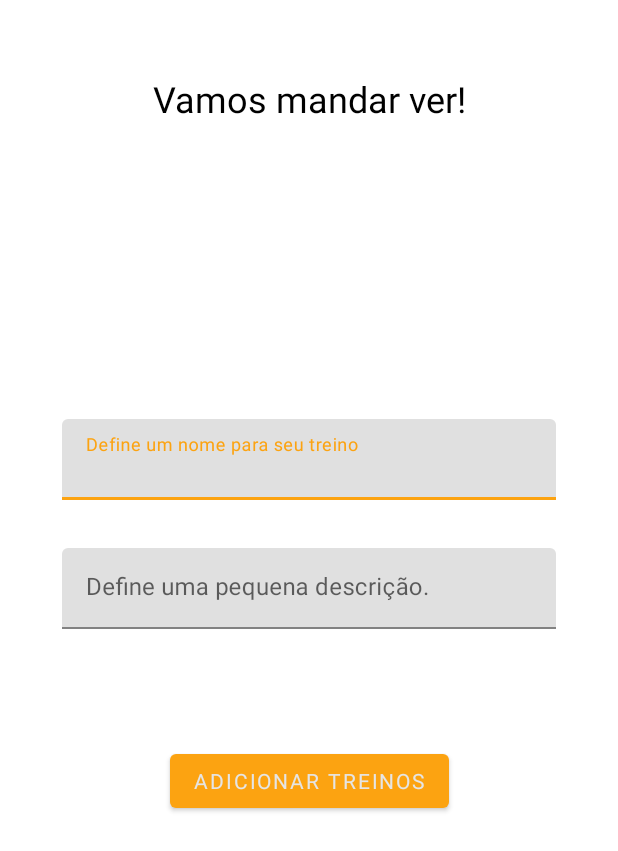
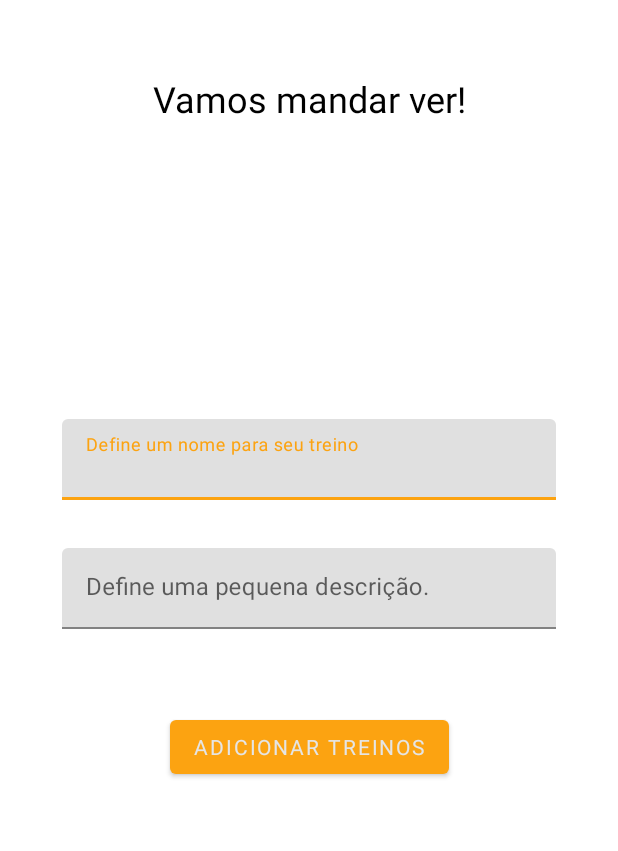
Before and after one commit to ValterGabriell/DesafioLealApps, an Android app: the screen it shows after launch once a user with an empty profile is signed in (CreateAndEditTrainingActivity), after a tap on an icon or button, on a phone screen of 412 x 824 dp. Shown: the top 851 px of the screen. Run offline under Robolectric (Android 15) with nearby library versions, the phone set to English and light mode, and no system bars; our stand-ins replace Firebase (no records; nobody signed in at launch, a user with empty details on screens opened directly), Picasso; libraries missing offline, so code that uses them is left out: com.example.awesomedialog; Roboto replaces fonts that are not available here.

Commit message:
reajustando algumas features

```diff
--- a/app/src/main/java/com/valtergabriel/desafiolealapps/ui/AddNewExerciseActivity.kt
+++ b/app/src/main/java/com/valtergabriel/desafiolealapps/ui/AddNewExerciseActivity.kt
@@ -107,12 +107,12 @@ class AddNewExerciseActivity : AppCompatActivity() {
         binding.recyclerAbdomen.layoutManager =
             LinearLayoutManager(this, LinearLayoutManager.HORIZONTAL, false)
 
-        adapterAbdomen.setOnClick = { name, title, duration, type, description ->
+        adapterAbdomen.setOnClick = { name, title, duration, type, exeDescription ->
             Intent(this@AddNewExerciseActivity, VizualizeExercise::class.java).also {
                 it.putExtra(EXERCISE_NAME, title)
                 it.putExtra(EXERCISE_NAME_ID, name)
                 it.putExtra(EXERCISE_DURATION, duration)
-                it.putExtra(EXERCISE_DESCRIPTION, description)
+                it.putExtra(EXERCISE_DESCRIPTION, exeDescription)
                 it.putExtra(STATIC_TITLE, staticTitle)
                 it.putExtra(EXERCISE_TYPE, type)
                 it.putExtra(TRAINING_NAME, trainingName)
--- a/app/src/main/java/com/valtergabriel/desafiolealapps/ui/VizualizeTraining.kt
+++ b/app/src/main/java/com/valtergabriel/desafiolealapps/ui/VizualizeTraining.kt
@@ -72,8 +72,8 @@ class VizualizeTraining : AppCompatActivity() {
                 .body("Salve suas fotos de antes e depois do treino")
                 .onPositive("Vamos lá!") {
                     Intent(this, FinishTrainingActivity::class.java).also {
-                        it.putExtra("is_just_see", false)
-                        it.putExtra("training_name", staticTitle)
+                        it.putExtra(JUST_WANNA_SEE, false)
+                        it.putExtra(STATIC_TITLE, staticTitle)
                         startActivity(it)
                     }
                 }
--- a/app/src/main/java/com/valtergabriel/desafiolealapps/viewmodel/UserViewModel.kt
+++ b/app/src/main/java/com/valtergabriel/desafiolealapps/viewmodel/UserViewModel.kt
@@ -1,6 +1,8 @@
 package com.valtergabriel.desafiolealapps.viewmodel
 
 import android.content.Context
+import android.widget.Button
+import android.widget.ProgressBar
 import androidx.lifecycle.ViewModel
 import androidx.lifecycle.viewModelScope
 import com.valtergabriel.desafiolealapps.dto.User
@@ -15,9 +17,9 @@ class UserViewModel(private val userRepository: UserRepository) : ViewModel() {
        }
     }
 
-    fun signInUser(email:String, password:String, context:Context) {
+    fun signInUser(email:String, password:String, context:Context, btn:Button, progress:ProgressBar) {
         viewModelScope.launch {
-            userRepository.signInUser(email, password, context)
+            userRepository.signInUser(email, password, context, btn, progress)
         }
     }
 
--- a/app/src/main/res/layout/activity_create_exercise.xml
+++ b/app/src/main/res/layout/activity_create_exercise.xml
@@ -113,6 +113,7 @@
             style="?android:attr/progressBarStyle"
             android:layout_width="wrap_content"
             android:layout_height="wrap_content"
+            android:layout_marginTop="32dp"
             android:visibility="gone"
             app:layout_constraintBottom_toBottomOf="@+id/btnAddExercise"
             app:layout_constraintEnd_toEndOf="parent"
--- a/app/src/main/res/layout/activity_create_training.xml
+++ b/app/src/main/res/layout/activity_create_training.xml
@@ -12,6 +12,7 @@
         android:layout_height="wrap_content"
         android:layout_marginTop="16dp"
         android:drawableRight="@android:drawable/ic_menu_add"
+        android:drawablePadding="8dp"
         android:text="Adicionar exercicíos"
         android:textColor="@color/blue"
         android:textSize="24sp"
@@ -137,12 +138,14 @@
         android:id="@+id/btnFirstAddTraining"
         android:layout_width="wrap_content"
         android:layout_height="wrap_content"
-        android:layout_marginBottom="32dp"
+        android:layout_marginTop="24dp"
+        android:layout_marginBottom="24dp"
         android:text="Adicionar treinos"
         android:visibility="visible"
         app:layout_constraintBottom_toTopOf="@+id/guideline41"
         app:layout_constraintEnd_toStartOf="@+id/guideline21"
-        app:layout_constraintStart_toStartOf="@+id/guideline16" />
+        app:layout_constraintStart_toStartOf="@+id/guideline16"
+        app:layout_constraintTop_toBottomOf="@+id/txtInputObs" />
 
     <TextView
         android:id="@+id/txtHeader"
```
Also changed, not shown: app/src/main/java/com/valtergabriel/desafiolealapps/repo/TrainingExerciseRepository.kt (+2 -16 lines), app/src/main/java/com/valtergabriel/desafiolealapps/repo/UserRepository.kt (+6 -4 lines), app/src/main/java/com/valtergabriel/desafiolealapps/ui/LoginActivity.kt (+5 -5 lines).
